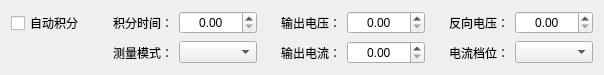
Qt form SL2000/HTestSetWidget2000DC.ui (hexianqi/QtCode) before a commit.
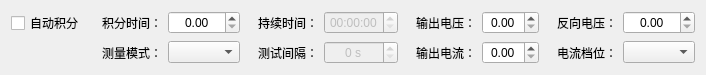
The same form after that commit.

The edit to the form file:
```diff
--- a/SL2000/HTestSetWidget2000DC.ui
+++ b/SL2000/HTestSetWidget2000DC.ui
@@ -6,7 +6,7 @@
    <rect>
     <x>0</x>
     <y>0</y>
-    <width>604</width>
+    <width>697</width>
     <height>64</height>
    </rect>
   </property>
@@ -14,8 +14,8 @@
    <string>Form</string>
   </property>
   <layout class="QGridLayout" name="gridLayout">
-   <item row="0" column="3">
-    <widget class="QLabel" name="label_002">
+   <item row="0" column="7">
+    <widget class="QLabel" name="label_005">
      <property name="minimumSize">
       <size>
        <width>72</width>
@@ -23,7 +23,7 @@
       </size>
      </property>
      <property name="text">
-      <string>输出电压：</string>
+      <string>反向电压：</string>
      </property>
      <property name="alignment">
       <set>Qt::AlignRight|Qt::AlignTrailing|Qt::AlignVCenter</set>
@@ -33,22 +33,47 @@
      </property>
     </widget>
    </item>
-   <item row="1" column="4">
+   <item row="1" column="7">
+    <widget class="QLabel" name="label_006">
+     <property name="minimumSize">
+      <size>
+       <width>72</width>
+       <height>0</height>
+      </size>
+     </property>
+     <property name="text">
+      <string>电流档位：</string>
+     </property>
+     <property name="alignment">
+      <set>Qt::AlignRight|Qt::AlignTrailing|Qt::AlignVCenter</set>
+     </property>
+     <property name="buddy">
+      <cstring>comboBox_1</cstring>
+     </property>
+    </widget>
+   </item>
+   <item row="1" column="2">
+    <widget class="QComboBox" name="comboBox_1"/>
+   </item>
+   <item row="0" column="8">
+    <widget class="QDoubleSpinBox" name="doubleSpinBox_4">
+     <property name="alignment">
+      <set>Qt::AlignCenter</set>
+     </property>
+    </widget>
+   </item>
+   <item row="1" column="8">
+    <widget class="QComboBox" name="comboBox_2"/>
+   </item>
+   <item row="1" column="6">
     <widget class="QDoubleSpinBox" name="doubleSpinBox_3">
      <property name="alignment">
       <set>Qt::AlignCenter</set>
      </property>
     </widget>
    </item>
-   <item row="0" column="4">
-    <widget class="QDoubleSpinBox" name="doubleSpinBox_2">
-     <property name="alignment">
-      <set>Qt::AlignCenter</set>
-     </property>
-    </widget>
-   </item>
-   <item row="1" column="3">
-    <widget class="QLabel" name="label_004">
+   <item row="1" column="1">
+    <widget class="QLabel" name="label_003">
      <property name="minimumSize">
       <size>
        <width>72</width>
@@ -56,20 +81,13 @@
       </size>
      </property>
      <property name="text">
-      <string>输出电流：</string>
+      <string>测量模式：</string>
      </property>
      <property name="alignment">
       <set>Qt::AlignRight|Qt::AlignTrailing|Qt::AlignVCenter</set>
      </property>
      <property name="buddy">
-      <cstring>doubleSpinBox_1</cstring>
-     </property>
-    </widget>
-   </item>
-   <item row="0" column="2">
-    <widget class="QDoubleSpinBox" name="doubleSpinBox_1">
-     <property name="alignment">
-      <set>Qt::AlignCenter</set>
+      <cstring>comboBox_1</cstring>
      </property>
     </widget>
    </item>
@@ -92,8 +110,31 @@
      </property>
     </widget>
    </item>
-   <item row="1" column="2">
-    <widget class="QComboBox" name="comboBox_1"/>
+   <item row="0" column="6">
+    <widget class="QDoubleSpinBox" name="doubleSpinBox_2">
+     <property name="alignment">
+      <set>Qt::AlignCenter</set>
+     </property>
+    </widget>
+   </item>
+   <item row="1" column="5">
+    <widget class="QLabel" name="label_004">
+     <property name="minimumSize">
+      <size>
+       <width>72</width>
+       <height>0</height>
+      </size>
+     </property>
+     <property name="text">
+      <string>输出电流：</string>
+     </property>
+     <property name="alignment">
+      <set>Qt::AlignRight|Qt::AlignTrailing|Qt::AlignVCenter</set>
+     </property>
+     <property name="buddy">
+      <cstring>doubleSpinBox_1</cstring>
+     </property>
+    </widget>
    </item>
    <item row="0" column="0">
     <widget class="QCheckBox" name="checkBox_1">
@@ -103,35 +144,13 @@
        <verstretch>0</verstretch>
       </sizepolicy>
      </property>
-     <property name="layoutDirection">
-      <enum>Qt::LeftToRight</enum>
-     </property>
      <property name="text">
       <string>自动积分</string>
      </property>
     </widget>
    </item>
-   <item row="1" column="1">
-    <widget class="QLabel" name="label_003">
-     <property name="minimumSize">
-      <size>
-       <width>72</width>
-       <height>0</height>
-      </size>
-     </property>
-     <property name="text">
-      <string>测量模式：</string>
-     </property>
-     <property name="alignment">
-      <set>Qt::AlignRight|Qt::AlignTrailing|Qt::AlignVCenter</set>
-     </property>
-     <property name="buddy">
-      <cstring>comboBox_1</cstring>
-     </property>
-    </widget>
-   </item>
    <item row="0" column="5">
-    <widget class="QLabel" name="label_005">
+    <widget class="QLabel" name="label_002">
      <property name="minimumSize">
       <size>
        <width>72</width>
@@ -139,7 +158,7 @@
       </size>
      </property>
      <property name="text">
-      <string>反向电压：</string>
+      <string>输出电压：</string>
      </property>
      <property name="alignment">
       <set>Qt::AlignRight|Qt::AlignTrailing|Qt::AlignVCenter</set>
@@ -149,15 +168,15 @@
      </property>
     </widget>
    </item>
-   <item row="0" column="6">
-    <widget class="QDoubleSpinBox" name="doubleSpinBox_4">
+   <item row="0" column="2">
+    <widget class="QDoubleSpinBox" name="doubleSpinBox_1">
      <property name="alignment">
       <set>Qt::AlignCenter</set>
      </property>
     </widget>
    </item>
-   <item row="1" column="5">
-    <widget class="QLabel" name="label_006">
+   <item row="0" column="3">
+    <widget class="QLabel" name="label_007">
      <property name="minimumSize">
       <size>
        <width>72</width>
@@ -165,7 +184,7 @@
       </size>
      </property>
      <property name="text">
-      <string>电流档位：</string>
+      <string>持续时间：</string>
      </property>
      <property name="alignment">
       <set>Qt::AlignRight|Qt::AlignTrailing|Qt::AlignVCenter</set>
@@ -175,8 +194,56 @@
      </property>
     </widget>
    </item>
-   <item row="1" column="6">
-    <widget class="QComboBox" name="comboBox_2"/>
+   <item row="0" column="4">
+    <widget class="QTimeEdit" name="timeEdit_1">
+     <property name="enabled">
+      <bool>false</bool>
+     </property>
+     <property name="frame">
+      <bool>true</bool>
+     </property>
+     <property name="alignment">
+      <set>Qt::AlignCenter</set>
+     </property>
+     <property name="displayFormat">
+      <string>HH:mm:ss</string>
+     </property>
+    </widget>
+   </item>
+   <item row="1" column="3">
+    <widget class="QLabel" name="label_008">
+     <property name="minimumSize">
+      <size>
+       <width>72</width>
+       <height>0</height>
+      </size>
+     </property>
+     <property name="text">
+      <string>测试间隔：</string>
+     </property>
+     <property name="alignment">
+      <set>Qt::AlignRight|Qt::AlignTrailing|Qt::AlignVCenter</set>
+     </property>
+     <property name="buddy">
+      <cstring>comboBox_1</cstring>
+     </property>
+    </widget>
+   </item>
+   <item row="1" column="4">
+    <widget class="QSpinBox" name="spinBox_1">
+     <property name="enabled">
+      <bool>false</bool>
+     </property>
+     <property name="alignment">
+      <set>Qt::AlignCenter</set>
+     </property>
+     <property name="suffix">
+      <string> s</string>
+     </property>
+     <property name="maximum">
+      <number>1000</number>
+     </property>
+    </widget>
    </item>
   </layout>
  </widget>
```
